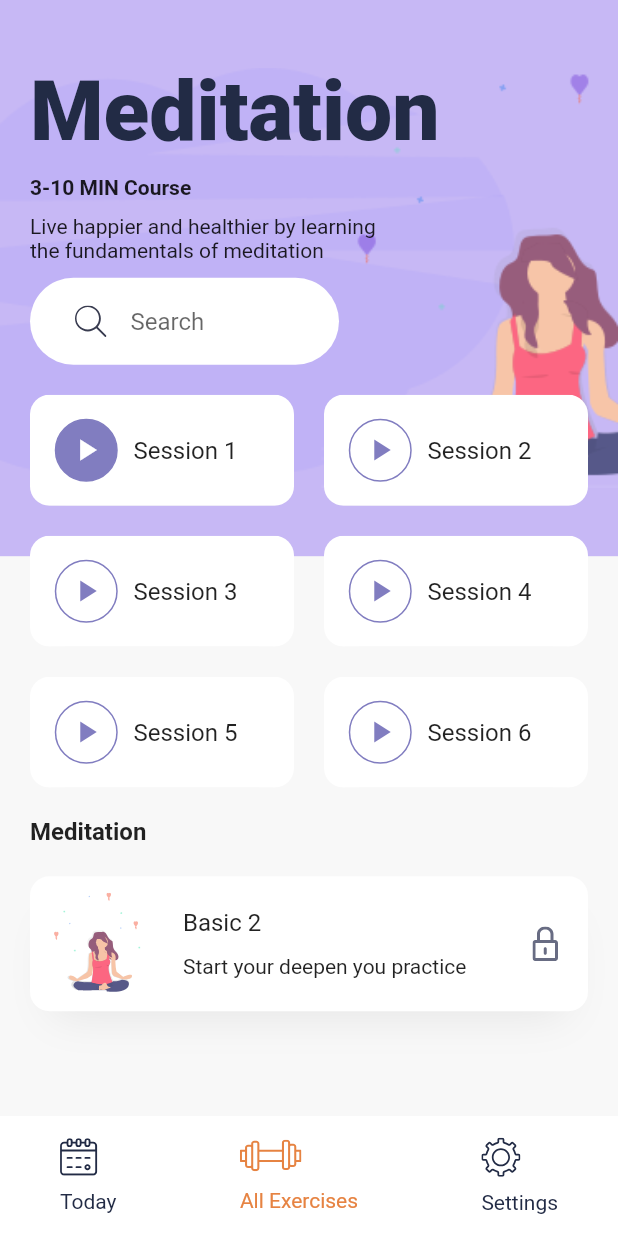
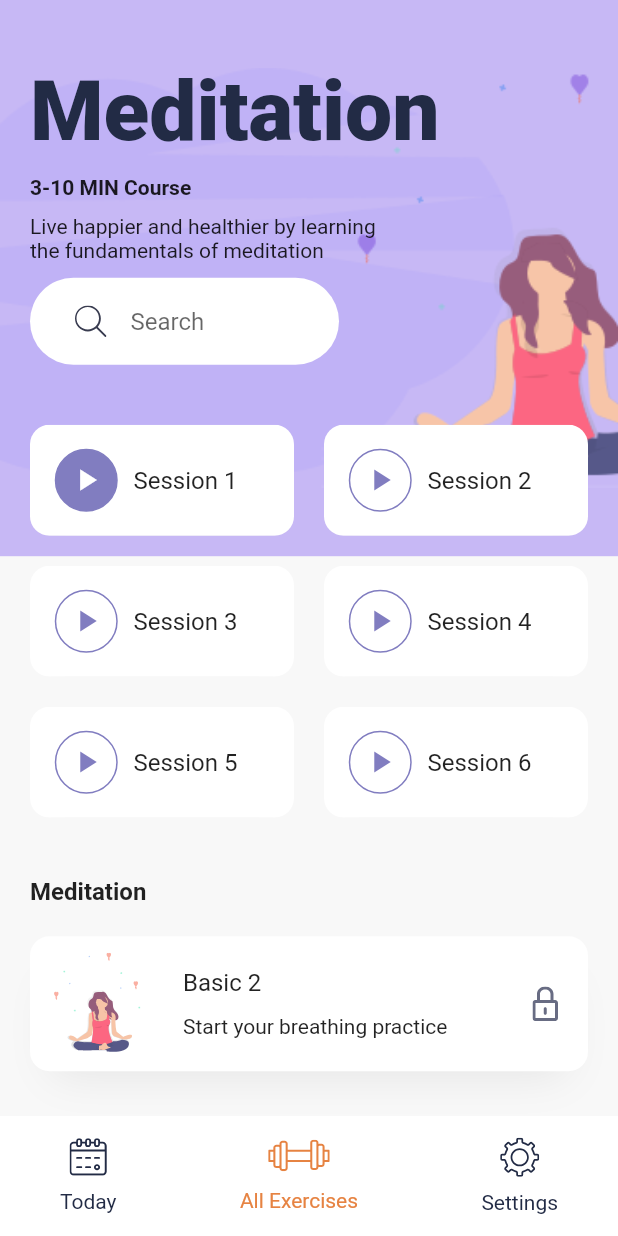
Before and after one commit to EKivutha/flutter_concepts_gym_app, a Flutter app: the screen it shows after launch, after a tap on "Meditation", on a phone screen of 412 x 824 dp. Run offline on Flutter 3.47's test engine with Material 2 defaults, Android fonts, the phone set to English and light mode, and no system bars; our stand-ins replace flutter_svg.

Commit message:
Ui improvements, readme updated

```diff
--- a/lib/screens/homeScreen.dart
+++ b/lib/screens/homeScreen.dart
@@ -40,7 +40,7 @@ class HomeScreen extends StatelessWidget {
                     ),
                     child: SvgPicture.asset("assets/icons/menu.svg"),
                   )),
-              SizedBox(
+              const SizedBox(
                 height: 20,
               ),
               Text("Good Morning \n Gerald",
@@ -48,9 +48,12 @@ class HomeScreen extends StatelessWidget {
                       .textTheme
                       .headline3!
                       .copyWith(fontWeight: FontWeight.w900)),
+              const SizedBox(
+                height: 30,
+              ),
               const SearchBar(),
-              SizedBox(
-                height: 20,
+              const SizedBox(
+                height: 30,
               ),
               Expanded(
                   child: GridView.count(
--- a/lib/screens/meditation.dart
+++ b/lib/screens/meditation.dart
@@ -63,7 +63,7 @@ class MeditationScreen extends StatelessWidget {
                       child: const SearchBar(),
                     ),
                     const SizedBox(
-                      height: 20,
+                      height: 40,
                     ),
                     Wrap(
                       spacing: 20,
@@ -96,7 +96,7 @@ class MeditationScreen extends StatelessWidget {
                         ),
                       ],
                     ),
-                    const SizedBox(height: 20),
+                    const SizedBox(height: 40),
                     Text(
                       "Meditation",
                       style: Theme.of(context)
@@ -135,7 +135,7 @@ class MeditationScreen extends StatelessWidget {
                                   "Basic 2",
                                   style: Theme.of(context).textTheme.subtitle1,
                                 ),
-                                const Text("Start your deepen you practice")
+                                const Text("Start your breathing practice")
                               ],
                             ),
                           ),
--- a/lib/widgets/bottom_nav_items.dart
+++ b/lib/widgets/bottom_nav_items.dart
@@ -54,9 +54,10 @@ class BottomNavItem extends StatelessWidget {
   Widget build(BuildContext context) {
     return GestureDetector(
         onTap: press,
+        child: Center(
           child: Column(
               mainAxisAlignment: MainAxisAlignment.spaceAround,
-            crossAxisAlignment: CrossAxisAlignment.start,
+              crossAxisAlignment: CrossAxisAlignment.center,
               children: <Widget>[
                 SvgPicture.asset(
                   svgSrc,
@@ -64,9 +65,10 @@ class BottomNavItem extends StatelessWidget {
                 ),
                 Text(
                   title,
-                style:
-                    TextStyle(color: isActive ? kActiveIconColor : kTextColor),
+                  style: TextStyle(
+                      color: isActive ? kActiveIconColor : kTextColor),
                 )
-            ]));
+              ]),
+        ));
   }
 }
--- a/lib/widgets/category_card.dart
+++ b/lib/widgets/category_card.dart
@@ -37,10 +37,11 @@ class CategoryCard extends StatelessWidget {
               child: InkWell(
                 onTap: press,
                 child: Padding(
-                  padding: const EdgeInsets.all(20.0),
+                  padding: const EdgeInsets.all(15.0),
                   child: Column(
                     children: <Widget>[
                       SvgPicture.asset(svgSrc),
+                      const Spacer(),
                       Text(
                         title,
                         style: Theme.of(context)
```
Also changed, not shown: assets/images/Home.jpg (deleted), assets/images/home.jpg (added), assets/images/meditation.jpg, 1 other file. Lines whose indentation alone changed are shown as unchanged.
